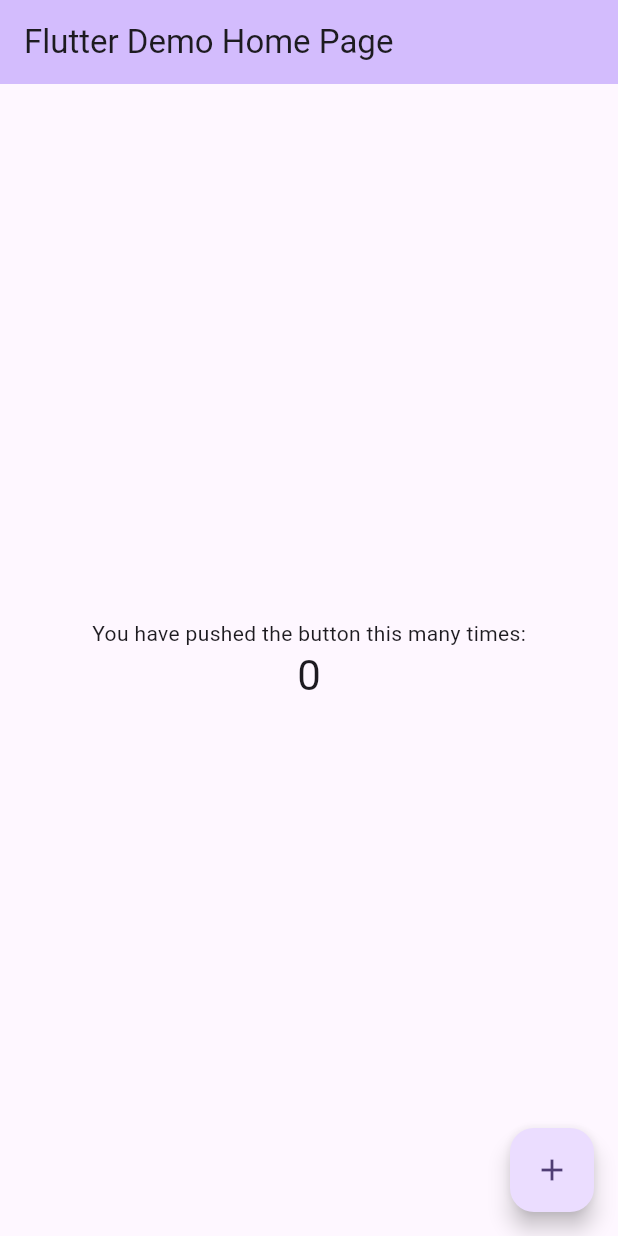
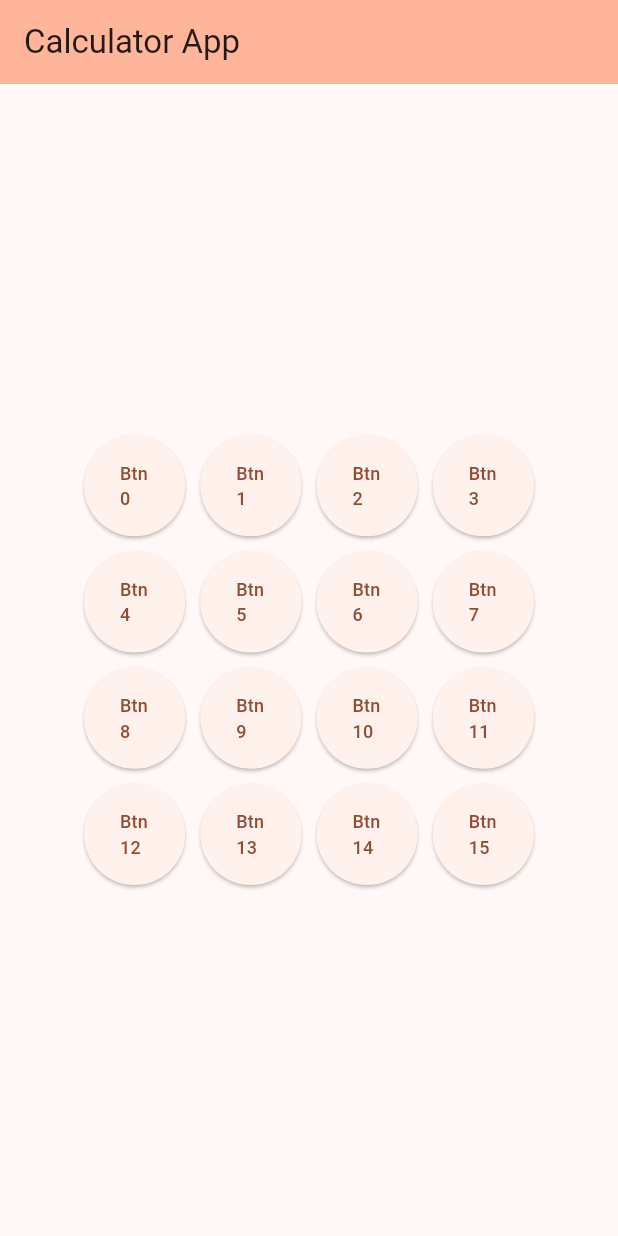
Before and after one commit to Ruhisawant/Calculator_app, a Flutter app: the screen it shows after launch, on a phone screen of 412 x 824 dp. Run offline on Flutter 3.47's test engine with Material 3 defaults, Android fonts, the phone set to English and light mode, and no system bars.

Commit message:
Created buttons

```diff
--- a/lib/main.dart
+++ b/lib/main.dart
@@ -7,47 +7,21 @@ void main() {
 class MyApp extends StatelessWidget {
   const MyApp({super.key});
 
-  // This widget is the root of your application.
   @override
   Widget build(BuildContext context) {
     return MaterialApp(
-      title: 'Flutter Demo',
+      title: 'Calculator App',
       theme: ThemeData(
-        // This is the theme of your application.
-        //
-        // TRY THIS: Try running your application with "flutter run". You'll see
-        // the application has a purple toolbar. Then, without quitting the app,
-        // try changing the seedColor in the colorScheme below to Colors.green
-        // and then invoke "hot reload" (save your changes or press the "hot
-        // reload" button in a Flutter-supported IDE, or press "r" if you used
-        // the command line to start the app).
-        //
-        // Notice that the counter didn't reset back to zero; the application
-        // state is not lost during the reload. To reset the state, use hot
-        // restart instead.
-        //
-        // This works for code too, not just values: Most code changes can be
-        // tested with just a hot reload.
-        colorScheme: ColorScheme.fromSeed(seedColor: Colors.deepPurple),
+        colorScheme: ColorScheme.fromSeed(seedColor: Colors.brown),
         useMaterial3: true,
       ),
-      home: const MyHomePage(title: 'Flutter Demo Home Page'),
+      home: const MyHomePage(title: 'Calculator App'),
     );
   }
 }
 
 class MyHomePage extends StatefulWidget {
   const MyHomePage({super.key, required this.title});
-
-  // This widget is the home page of your application. It is stateful, meaning
-  // that it has a State object (defined below) that contains fields that affect
-  // how it looks.
-
-  // This class is the configuration for the state. It holds the values (in this
-  // case the title) provided by the parent (in this case the App widget) and
-  // used by the build method of the State. Fields in a Widget subclass are
-  // always marked "final".
-
   final String title;
 
   @override
@@ -55,71 +29,46 @@ class MyHomePage extends StatefulWidget {
 }
 
 class _MyHomePageState extends State<MyHomePage> {
-  int _counter = 0;
-
-  void _incrementCounter() {
-    setState(() {
-      // This call to setState tells the Flutter framework that something has
-      // changed in this State, which causes it to rerun the build method below
-      // so that the display can reflect the updated values. If we changed
-      // _counter without calling setState(), then the build method would not be
-      // called again, and so nothing would appear to happen.
-      _counter++;
-    });
-  }
 
   @override
   Widget build(BuildContext context) {
-    // This method is rerun every time setState is called, for instance as done
-    // by the _incrementCounter method above.
-    //
-    // The Flutter framework has been optimized to make rerunning build methods
-    // fast, so that you can just rebuild anything that needs updating rather
-    // than having to individually change instances of widgets.
     return Scaffold(
       appBar: AppBar(
-        // TRY THIS: Try changing the color here to a specific color (to
-        // Colors.amber, perhaps?) and trigger a hot reload to see the AppBar
-        // change color while the other colors stay the same.
         backgroundColor: Theme.of(context).colorScheme.inversePrimary,
-        // Here we take the value from the MyHomePage object that was created by
-        // the App.build method, and use it to set our appbar title.
         title: Text(widget.title),
       ),
       body: Center(
-        // Center is a layout widget. It takes a single child and positions it
-        // in the middle of the parent.
-        child: Column(
-          // Column is also a layout widget. It takes a list of children and
-          // arranges them vertically. By default, it sizes itself to fit its
-          // children horizontally, and tries to be as tall as its parent.
-          //
-          // Column has various properties to control how it sizes itself and
-          // how it positions its children. Here we use mainAxisAlignment to
-          // center the children vertically; the main axis here is the vertical
-          // axis because Columns are vertical (the cross axis would be
-          // horizontal).
-          //
-          // TRY THIS: Invoke "debug painting" (choose the "Toggle Debug Paint"
-          // action in the IDE, or press "p" in the console), to see the
-          // wireframe for each widget.
-          mainAxisAlignment: MainAxisAlignment.center,
-          children: <Widget>[
-            const Text(
-              'You have pushed the button this many times:',
+        child: Padding(
+          padding: const EdgeInsets.all(16.0),
+          child: SizedBox(
+            width: 300,
+            height: 300,
+            child: GridView.builder(
+              shrinkWrap: true,
+              gridDelegate: const SliverGridDelegateWithFixedCrossAxisCount(
+                crossAxisCount: 4,
+                crossAxisSpacing: 10,
+                mainAxisSpacing: 10,
+              ),
+              itemCount: 16,
+              itemBuilder: (context, index) {
+                return ElevatedButton(
+                  onPressed: () {
+                    Text('Btn $index pressed');
+                  },
+                  style: ElevatedButton.styleFrom(
+                    minimumSize: const Size(50, 50),
+                  ),
+                  child: Text(
+                    'Btn $index',
+                    style: const TextStyle(fontSize: 12),
+                  ),
+                );
+              },
             ),
-            Text(
-              '$_counter',
-              style: Theme.of(context).textTheme.headlineMedium,
-            ),
-          ],
+          ),
         ),
       ),
-      floatingActionButton: FloatingActionButton(
-        onPressed: _incrementCounter,
-        tooltip: 'Increment',
-        child: const Icon(Icons.add),
-      ), // This trailing comma makes auto-formatting nicer for build methods.
     );
   }
 }
```
